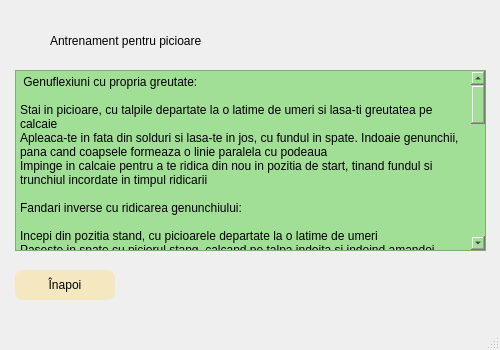
First picture: the form in mainwindow.ui, repository AvramescuRazvan/POO-Proiect, before the edit.
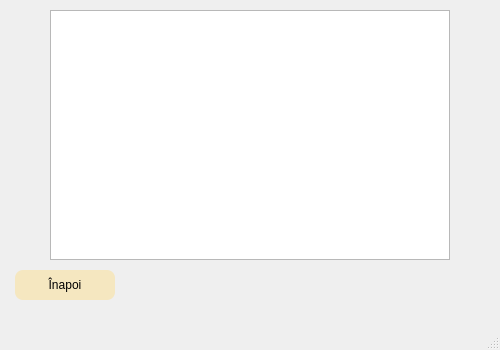
Second picture: the form after the edit. The open tabs and pages were chosen to show the change. Icons and pictures are not drawn.

```diff
--- a/mainwindow.ui
+++ b/mainwindow.ui
@@ -1701,77 +1701,9 @@
      </widget>
     </widget>
     <widget class="QWidget" name="antrenament5">
-     <widget class="QLabel" name="label_5">
-      <property name="geometry">
-       <rect>
-        <x>50</x>
-        <y>20</y>
-        <width>441</width>
-        <height>41</height>
-       </rect>
-      </property>
-      <property name="styleSheet">
-       <string notr="true">font: 14pt &quot;Times New Roman&quot;;</string>
-      </property>
-      <property name="text">
-       <string>Antrenament pentru picioare</string>
-      </property>
-     </widget>
-     <widget class="QPlainTextEdit" name="plainTextEdit_a5">
-      <property name="geometry">
-       <rect>
-        <x>15</x>
-        <y>70</y>
-        <width>471</width>
-        <height>181</height>
-       </rect>
-      </property>
-      <property name="styleSheet">
-       <string notr="true">background-color: rgb(162, 223, 150);
-font: 12pt &quot;Times New Roman&quot;;</string>
-      </property>
-      <property name="plainText">
-       <string> Genuflexiuni cu propria greutate:
-
-Stai in picioare, cu talpile departate la o latime de umeri si lasa-ti greutatea pe calcaie
-Apleaca-te in fata din solduri si lasa-te in jos, cu fundul in spate. Indoaie genunchii, pana cand coapsele formeaza o linie paralela cu podeaua
-Impinge in calcaie pentru a te ridica din nou in pozitia de start, tinand fundul si trunchiul incordate in timpul ridicarii
-
-Fandari inverse cu ridicarea genunchiului:
-
-Incepi din pozitia stand, cu picioarele departate la o latime de umeri
-Paseste in spate cu piciorul stang, calcand pe talpa indoita si indoind amandoi genunchii, pentru a crea doua unghiuri de 90 de grade
-Impinge in calcaiul drept pentru a reveni in pozitia de start. Cand te ridici, impinge genunchiul stang catre piept
-Repeta miscarea pornind cu celalalt picior.
-
-Genuflexiuni in plie cu ridicarea gambei:
-
-Porneste din pozitia stand, cu picioarele mai departate de o latime de umeri, cu varfurile indreptate catre exterior si mainile pe solduri sau unite in fata pieptului
-Coboara in genuflexiune pana cand coapsele ajung parelele cu podeaua
-Stand in pozitia de genuflexiune, ridica ambele calcaie de pe podea si mentine pozitia pentru doua secunde
-Coboara calcaiele inapoi pe podea.
-
-Genuflexiuni cu saritura:
-
-Porneste din pozitia stand, cu picioarele usor mai apropiate de o latime de sold
-Apleaca-te inainte din solduri si coboara fundul intr-o pozitie de genuflexiune. Indoaie genunchii pana cand coapsele sunt paralele cu podeaua
-Sari in aer cat de sus poti si intinde picioarele. Lasa bratele in jos pentru elan si tine spatele drept si pieptul ridicat
-Aterizeaza inapoi pe podea cu genunchii moi, coborand direct in alta genuflexiune.
-
-Sarituri cu varfurile picioarelor pe banca (scaun):
-
-Stai cu fata la o banca sau la o cutie (sau la un scaun daca nu ai altceva la indemana), cu mainile pe solduri sau pe langa corp
-Pune piciorul stang pe banca, apoi schimba picioarele si pune piciorul drept pe banca, alternand rapid
-Tine spatele drept si pieptul ridicat pe toata durata exercitiului.
-
-Fandari laterale:
-
-Stai in picioare, cu talpile departate la o latime de sold
-Fa un pas mare catre dreapta. Indoaie genunchiul drept si impinge fundul in spate, tinand piciorul stang drept. Mentine pieptul ridicat si trunchiul incordat.
-Repeta fandarea cu celalalt picior.
-</string>
-      </property>
-     </widget>
+     <property name="styleSheet">
+      <string notr="true">font: 12pt &quot;Times New Roman&quot;;</string>
+     </property>
      <widget class="QPushButton" name="pushButton_inapoi_11">
       <property name="geometry">
        <rect>
@@ -1799,6 +1731,30 @@
       <property name="text">
        <string>Înapoi</string>
       </property>
+      <property name="icon">
+       <iconset>
+        <normaloff>../../Desktop/previous.png</normaloff>../../Desktop/previous.png</iconset>
+      </property>
+     </widget>
+     <widget class="QTextBrowser" name="textBrowser_5">
+      <property name="geometry">
+       <rect>
+        <x>50</x>
+        <y>10</y>
+        <width>400</width>
+        <height>250</height>
+       </rect>
+      </property>
+      <property name="styleSheet">
+       <string notr="true">background-image: url(:/img/12.jpeg);</string>
+      </property>
+      <property name="html">
+       <string>&lt;!DOCTYPE HTML PUBLIC &quot;-//W3C//DTD HTML 4.0//EN&quot; &quot;http://www.w3.org/TR/REC-html40/strict.dtd&quot;&gt;
+&lt;html&gt;&lt;head&gt;&lt;meta name=&quot;qrichtext&quot; content=&quot;1&quot; /&gt;&lt;meta charset=&quot;utf-8&quot; /&gt;&lt;style type=&quot;text/css&quot;&gt;
+p, li { white-space: pre-wrap; }
+&lt;/style&gt;&lt;/head&gt;&lt;body style=&quot; font-family:'Times New Roman'; font-size:12pt; font-weight:400; font-style:normal;&quot;&gt;
+&lt;p style=&quot;-qt-paragraph-type:empty; margin-top:0px; margin-bottom:0px; margin-left:0px; margin-right:0px; -qt-block-indent:0; text-indent:0px; font-family:'Segoe UI'; font-size:9pt;&quot;&gt;&lt;br /&gt;&lt;/p&gt;&lt;/body&gt;&lt;/html&gt;</string>
+      </property>
      </widget>
     </widget>
     <widget class="QWidget" name="antrenament6">
```
Left out of the diff: 927 changed lines with no effect on the pictures.
